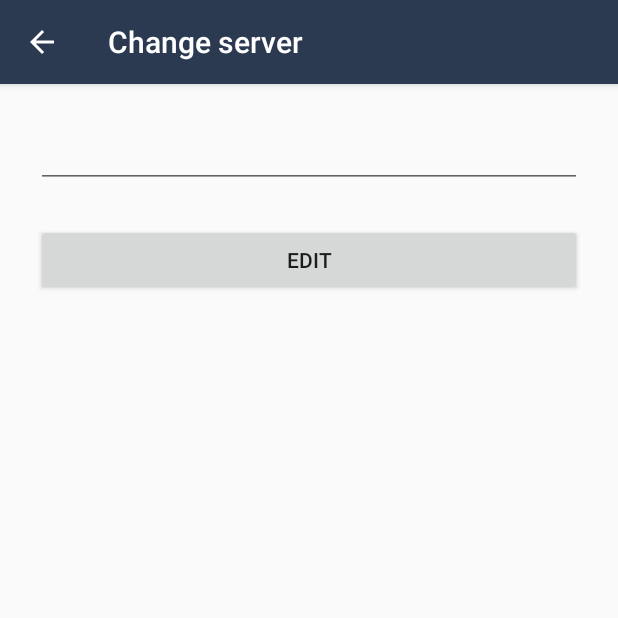
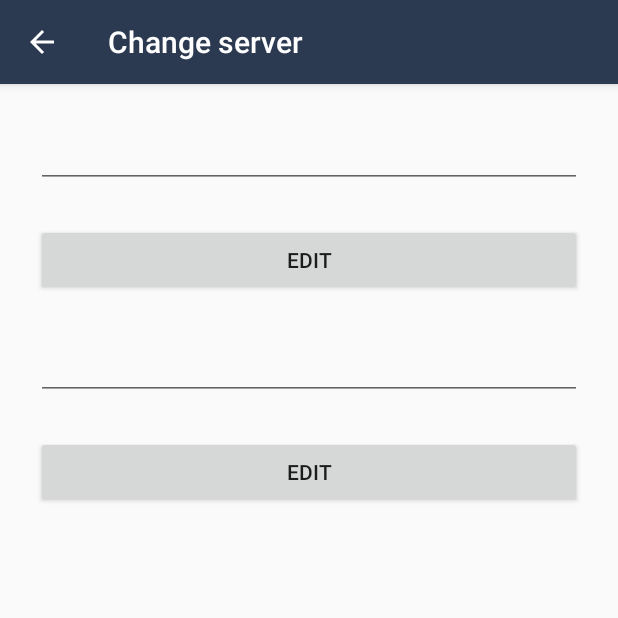
Before and after one commit to SocratesXlri/XLerate, an Android app: the AdminActivity screen opened directly, with no data from a screen before it, on a phone screen of 412 x 824 dp, the top half of it. Run offline under Robolectric (Android 15) with nearby library versions, the phone set to English and light mode, and no system bars; our stand-ins replace data binding.

Commit message:
change for set preference of folder (need to check)

```diff
--- a/app/src/main/res/layout/activity_admin.xml
+++ b/app/src/main/res/layout/activity_admin.xml
@@ -1,21 +1,25 @@
 <?xml version="1.0" encoding="utf-8"?>
-<layout>
+<layout xmlns:android="http://schemas.android.com/apk/res/android">
 
+    <ScrollView
+        android:layout_width="match_parent"
+        android:layout_height="wrap_content"
+        android:orientation="vertical">
 
-        <LinearLayout xmlns:android="http://schemas.android.com/apk/res/android"
-            android:orientation="vertical"
+        <LinearLayout
             android:layout_width="match_parent"
-            android:layout_height="wrap_content">
+            android:layout_height="wrap_content"
+            android:orientation="vertical">
 
             <EditText
                 android:id="@+id/et_url"
-                android:inputType="textUri"
-                android:layout_marginTop="24dp"
                 android:layout_width="match_parent"
                 android:layout_height="wrap_content"
                 android:layout_marginLeft="24dp"
+                android:layout_marginTop="24dp"
+                android:layout_marginRight="24dp"
                 android:focusableInTouchMode="false"
-                android:layout_marginRight="24dp"/>
+                android:inputType="textUri" />
 
 
             <Button
@@ -25,9 +29,9 @@
                 android:layout_marginLeft="24dp"
                 android:layout_marginTop="24dp"
                 android:layout_marginRight="24dp"
-                android:visibility="gone"
                 android:onClick="onSave"
-                android:text="@string/lbl_save"/>
+                android:text="@string/lbl_save"
+                android:visibility="gone" />
 
             <Button
                 android:id="@+id/button_edit"
@@ -36,10 +40,44 @@
                 android:layout_marginLeft="24dp"
                 android:layout_marginTop="24dp"
                 android:layout_marginRight="24dp"
-                android:visibility="visible"
                 android:onClick="onEdit"
-                android:text="@string/lbl_edit"/>
+                android:text="@string/lbl_edit"
+                android:visibility="visible" />
+
+            <EditText
+                android:id="@+id/et_folder"
+                android:layout_width="match_parent"
+                android:layout_height="wrap_content"
+                android:layout_marginLeft="24dp"
+                android:layout_marginTop="24dp"
+                android:layout_marginRight="24dp"
+                android:focusableInTouchMode="false"
+                android:inputType="textUri" />
+
+
+            <Button
+                android:id="@+id/button_folder_save"
+                android:layout_width="match_parent"
+                android:layout_height="wrap_content"
+                android:layout_marginLeft="24dp"
+                android:layout_marginTop="24dp"
+                android:layout_marginRight="24dp"
+                android:onClick="onFolderSave"
+                android:text="@string/lbl_save"
+                android:visibility="gone" />
+
+            <Button
+                android:id="@+id/button_folder_edit"
+                android:layout_width="match_parent"
+                android:layout_height="wrap_content"
+                android:layout_marginLeft="24dp"
+                android:layout_marginTop="24dp"
+                android:layout_marginRight="24dp"
+                android:onClick="onFolderEdit"
+                android:text="@string/lbl_edit"
+                android:visibility="visible" />
 
 
         </LinearLayout>
+    </ScrollView>
 </layout>
--- a/app/src/main/res/menu/menu_refresh.xml
+++ b/app/src/main/res/menu/menu_refresh.xml
@@ -2,7 +2,7 @@
 <menu xmlns:android="http://schemas.android.com/apk/res/android"
     xmlns:app="http://schemas.android.com/apk/res-auto">
 
-    <item android:id="@+id/action_refresh"
+    <item android:id="@+id/action_logout"
         android:title="Log Out"
         app:showAsAction="always"
         >
--- a/app/src/main/res/values/strings.xml
+++ b/app/src/main/res/values/strings.xml
@@ -15,6 +15,7 @@
         Google Play Services on your device and relaunch this app.</string>
     <string name="provide_correct_credentials">Please provide correct credentials</string>
     <string name="valid_url">Please enter valid URL</string>
+    <string name="folder_name_empty">Folder name cant be empty</string>
     <string name="date">Date :&#160;</string>
     <string name="breakfast">Breakfast :&#160;</string>
     <string name="committee">%1$s :</string>
```
Also changed, not shown: app/src/main/java/com/xldock/activity/AdminActivity.java (+23 -0 lines), app/src/main/java/com/xldock/activity/AisActivity.java (+6 -3 lines), app/src/main/java/com/xldock/activity/LoginActivity.java (+7 -1 lines), app/src/main/java/com/xldock/activity/MainActivity.java (+6 -5 lines), app/src/main/java/com/xldock/utils/Constants.java (+14 -12 lines), app/src/main/java/com/xldock/utils/PreferenceUtility.java (+11 -0 lines).
